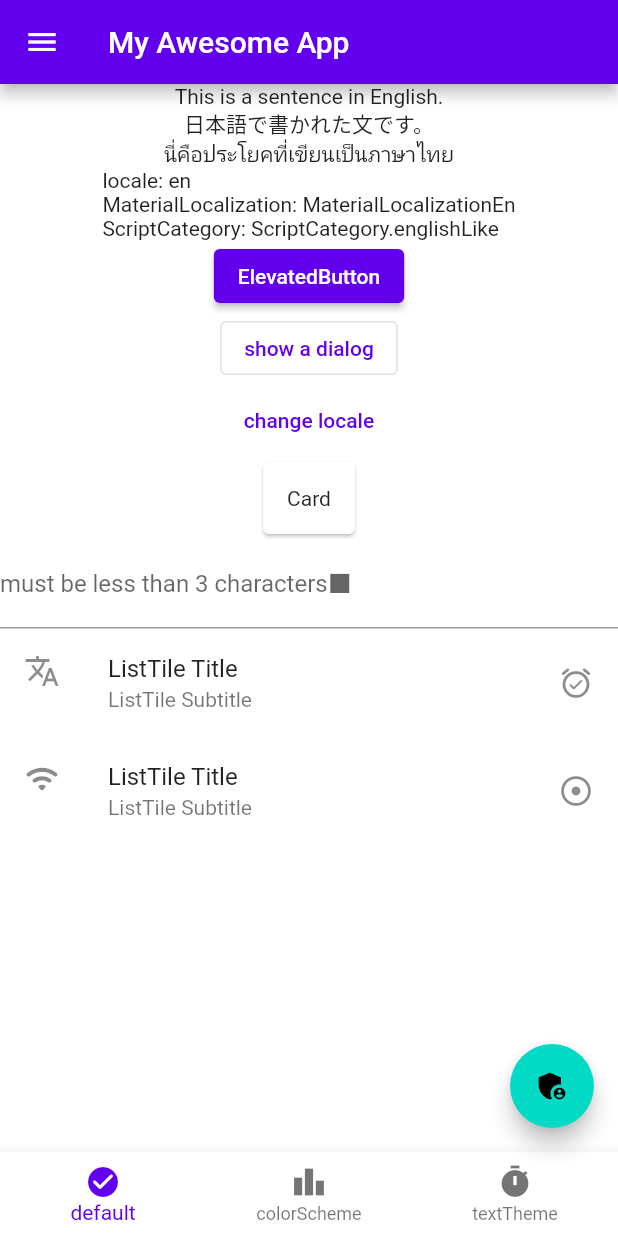
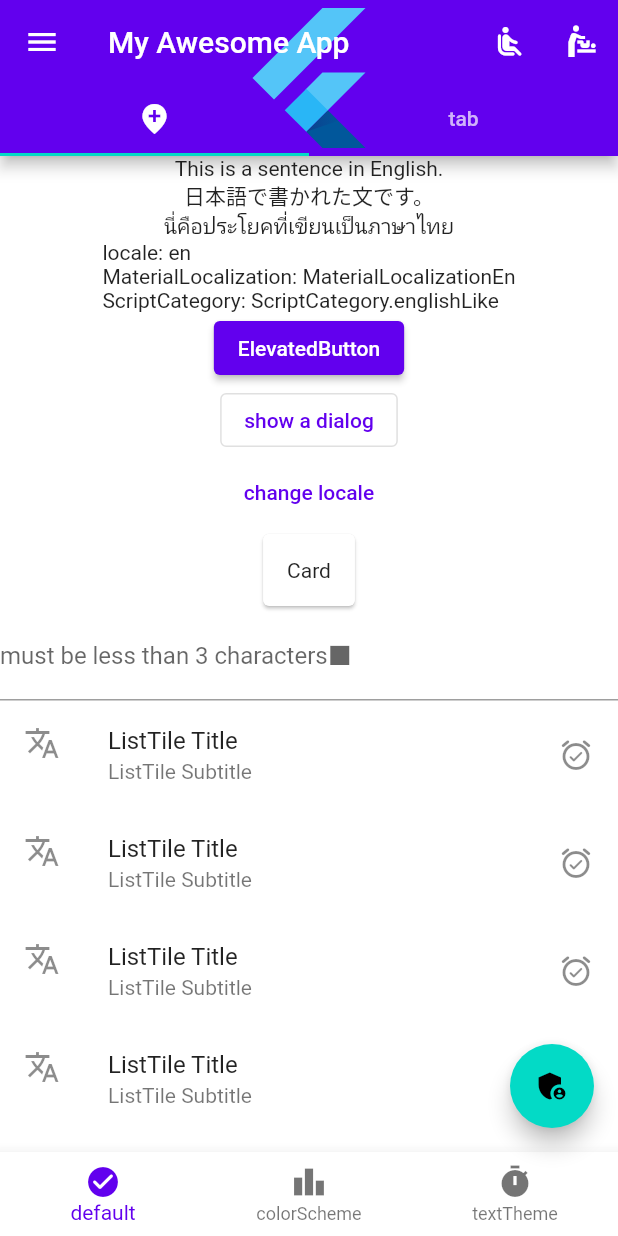
Before and after one commit to agajo/learn_flutter_material_design, a Flutter app: the screen it shows after launch, on a phone screen of 412 x 824 dp. Run offline on Flutter 3.47's test engine with Material 2 defaults, Android fonts, the phone set to English and light mode, and no system bars; our stand-ins replace google_fonts.

Commit message:
Enhanced the AppBar.

```diff
--- a/lib/main.dart
+++ b/lib/main.dart
@@ -31,9 +31,28 @@ class _MyAppState extends State<MyApp> {
         textTheme:
             currentPage == 2 ? theTextTheme : Typography.material2018().black,
       ),
-      home: Scaffold(
+      home: DefaultTabController(
+        length: 2,
+        child: Scaffold(
           appBar: AppBar(
+            // Drawerが開けなくなるのでleadingはコメントアウト。
+            // leading: Icon(Icons.assignment_late),
             title: Text('My Awesome App'),
+            actions: [
+              IconButton(
+                  icon: Icon(Icons.airline_seat_recline_normal_rounded),
+                  onPressed: () {}),
+              IconButton(
+                  icon: Icon(Icons.baby_changing_station_outlined),
+                  onPressed: () {}),
+            ],
+            flexibleSpace: FlexibleSpaceBar(
+              background: FlutterLogo(),
+            ),
+            bottom: TabBar(tabs: [
+              Tab(icon: Icon(Icons.add_location_sharp)),
+              Tab(text: 'tab'),
+            ]),
           ),
           floatingActionButton: FloatingActionButton(
             child: Icon(Icons.admin_panel_settings_sharp),
@@ -42,13 +61,7 @@ class _MyAppState extends State<MyApp> {
           drawer: Drawer(
               child: ListView(children: [
             DrawerHeader(child: Text('DrawerHeader')),
-          ListTile(
-            leading: Icon(Icons.translate),
-            title: Text('ListTile Title'),
-            subtitle: Text('ListTile Subtitle'),
-            trailing: Icon(Icons.alarm_on_rounded),
-            onTap: () {},
-          ),
+            for (int i = 0; i < 3; i++)
               ListTile(
                 leading: Icon(Icons.wifi_rounded),
                 title: Text('ListTile Title'),
@@ -139,14 +152,15 @@ class _MyAppState extends State<MyApp> {
                 child: Text('Card'),
               )),
               TextFormField(
-              decoration:
-                  InputDecoration(labelText: 'must be less than 3 characters■'),
+                decoration: InputDecoration(
+                    labelText: 'must be less than 3 characters■'),
                 autovalidateMode: AutovalidateMode.always,
                 validator: (value) =>
                     value.length < 3 ? null : 'input is invalid',
               ),
               Expanded(
                 child: ListView(children: [
+                  for (int i = 0; i < 4; i++)
                     ListTile(
                       leading: Icon(Icons.translate),
                       title: Text('ListTile Title'),
@@ -154,16 +168,10 @@ class _MyAppState extends State<MyApp> {
                       trailing: Icon(Icons.alarm_on_rounded),
                       onTap: () {},
                     ),
-                ListTile(
-                  leading: Icon(Icons.wifi_rounded),
-                  title: Text('ListTile Title'),
-                  subtitle: Text('ListTile Subtitle'),
-                  trailing: Icon(Icons.adjust_rounded),
-                  onTap: () {},
-                ),
                 ]),
               )
             ],
+          ),
         ),
       ),
     );
```
Lines whose indentation alone changed are shown as unchanged.
